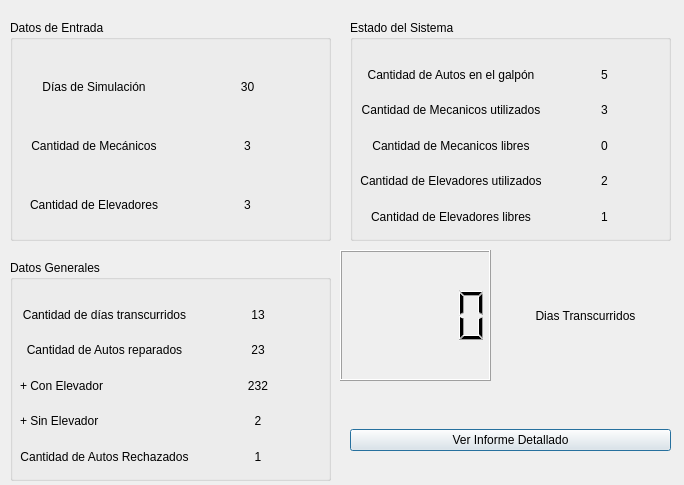
This is vistas_ui/simulacion.ui in ivanjavierparra/tp-final-mys-taller-mecanico as Qt 5 draws it before an edit. The edited form follows.
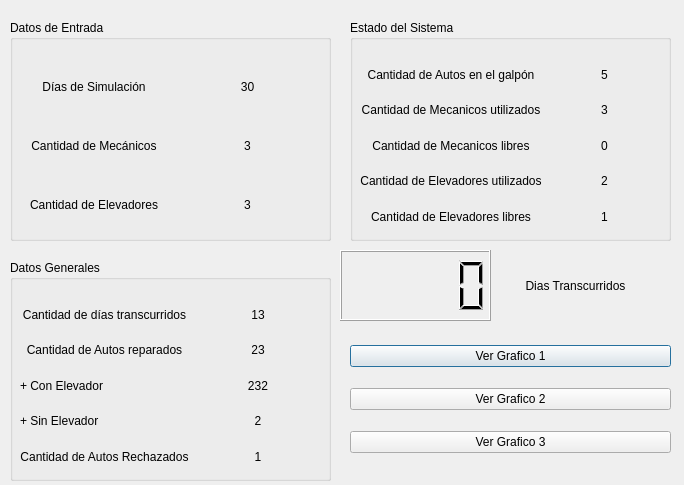
This is the edited form.

What changed in the file:
```diff
--- a/vistas_ui/simulacion.ui
+++ b/vistas_ui/simulacion.ui
@@ -349,16 +349,30 @@
    <property name="geometry">
     <rect>
      <x>350</x>
-     <y>410</y>
+     <y>330</y>
      <width>321</width>
-     <height>61</height>
+     <height>141</height>
     </rect>
    </property>
    <layout class="QGridLayout" name="gridLayout_4">
-    <item row="0" column="0">
-     <widget class="QPushButton" name="ver_informe_button">
+    <item row="2" column="0">
+     <widget class="QPushButton" name="ver_grafico_uno_button">
       <property name="text">
-       <string>Ver Informe Detallado</string>
+       <string>Ver Grafico 1</string>
+      </property>
+     </widget>
+    </item>
+    <item row="4" column="0">
+     <widget class="QPushButton" name="ver_grafico_tres_button">
+      <property name="text">
+       <string>Ver Grafico 3</string>
+      </property>
+     </widget>
+    </item>
+    <item row="3" column="0">
+     <widget class="QPushButton" name="ver_grafico_dos_button">
+      <property name="text">
+       <string>Ver Grafico 2</string>
       </property>
      </widget>
     </item>
@@ -370,15 +384,15 @@
      <x>340</x>
      <y>250</y>
      <width>151</width>
-     <height>131</height>
+     <height>71</height>
     </rect>
    </property>
   </widget>
   <widget class="QLabel" name="label">
    <property name="geometry">
     <rect>
-     <x>510</x>
-     <y>290</y>
+     <x>500</x>
+     <y>260</y>
      <width>151</width>
      <height>51</height>
     </rect>
```
